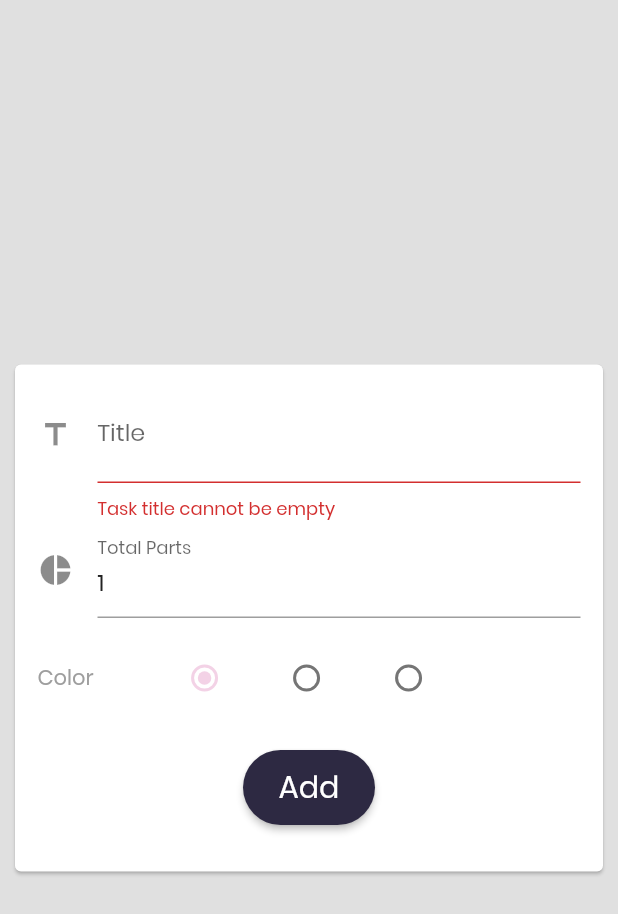
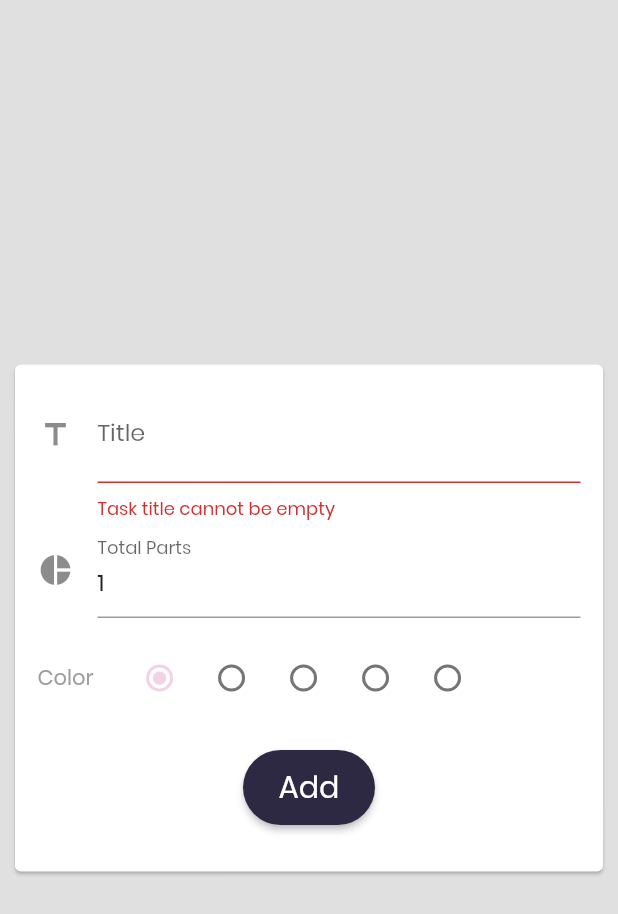
Before and after one commit to malihanan/Tasks, a Flutter app: the AddTask screen opened directly, after a tap on "Add", on a phone screen of 412 x 824 dp. Shown: the top 914 px of the screen. Run offline on Flutter 3.47's test engine with Material 2 defaults, Android fonts, the phone set to English and light mode, and no system bars; our stand-ins replace sqflite; accounts and stored records are empty.

Commit message:
Changed colors

```diff
--- a/lib/addTask.dart
+++ b/lib/addTask.dart
@@ -28,10 +28,16 @@ class AddTaskState extends State<AddTask> {
           task.color = CustomColors.pink;
           break;
         case 1:
+          task.color = CustomColors.purple;
+          break;
+        case 2:
           task.color = CustomColors.blue;
           break;
-        case 2:
-          task.color = CustomColors.purple;
+        case 3:
+          task.color = CustomColors.green;
+          break;
+        case 4:
+          task.color = CustomColors.yellow;
           break;
       }
     });
@@ -81,14 +87,19 @@ class AddTaskState extends State<AddTask> {
                             this.task.parts = int.parse(value);
                           },
                           validator: (value) {
-                            return value.isEmpty
-                                ? 'Parts cannot be empty'
-                                : null;
+                            if (value.isEmpty) {
+                              return 'Parts cannot be empty';
+                            } else if (int.parse(value) > 25) {
+                              return 'Parts cannot be more than 25';
+                            } else {
+                              return null;
+                            }
                           },
                         ),
                         Padding(
                           padding: const EdgeInsets.only(top: 16.0),
                           child: Row(
+                            mainAxisSize: MainAxisSize.max,
                             children: <Widget>[
                               Text(
                                 'Color',
@@ -96,7 +107,9 @@ class AddTaskState extends State<AddTask> {
                                   color: Colors.grey,
                                 ),
                               ),
-                              SizedBox(width: 50),
+                              SizedBox(
+                                width: 20,
+                              ),
                               Row(
                                 mainAxisAlignment:
                                     MainAxisAlignment.spaceAround,
@@ -107,19 +120,29 @@ class AddTaskState extends State<AddTask> {
                                     onChanged: _handleRadioValueChange,
                                     activeColor: CustomColors.pink,
                                   ),
-                                  SizedBox(width: 20),
                                   Radio(
                                     value: 1,
                                     groupValue: _radioValue,
                                     onChanged: _handleRadioValueChange,
-                                    activeColor: CustomColors.blue,
+                                    activeColor: CustomColors.purple,
                                   ),
-                                  SizedBox(width: 20),
                                   Radio(
                                     value: 2,
                                     groupValue: _radioValue,
                                     onChanged: _handleRadioValueChange,
-                                    activeColor: CustomColors.purple,
+                                    activeColor: CustomColors.blue,
+                                  ),
+                                  Radio(
+                                    value: 3,
+                                    groupValue: _radioValue,
+                                    onChanged: _handleRadioValueChange,
+                                    activeColor: CustomColors.green,
+                                  ),
+                                  Radio(
+                                    value: 4,
+                                    groupValue: _radioValue,
+                                    onChanged: _handleRadioValueChange,
+                                    activeColor: CustomColors.yellow,
                                   ),
                                 ],
                               )
```
Also changed, not shown: lib/colors.dart (+13 -0 lines), lib/editTask.dart (+39 -13 lines), lib/listTasks.dart (+11 -4 lines).
